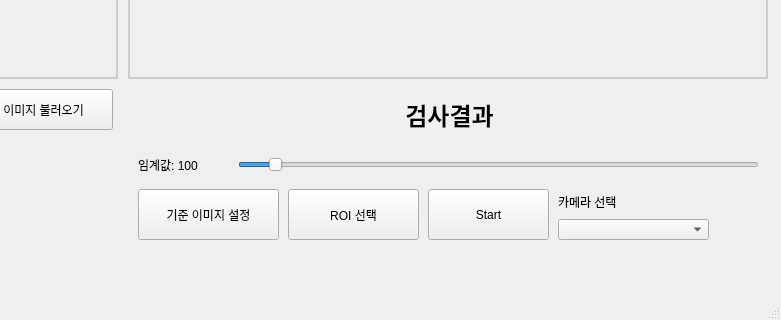
Above: vision_test.ui from hyunsub-shin/vision_test before the change; both pictures show x 532 to 1313 and y 571 to 891 of the 1313 by 891 pixel window. Below: the same form after it.
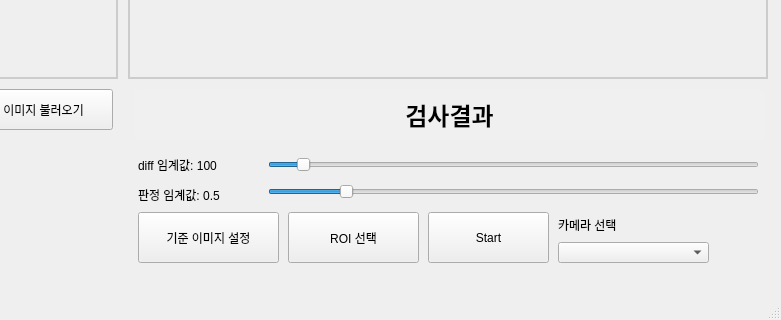
That is the form after the change.

Commit message: diff_thresshold / ng_threshold 조절 슬라이더바 추가

Diff of the .ui file:
```diff
--- a/vision_test.ui
+++ b/vision_test.ui
@@ -56,7 +56,7 @@
     <property name="geometry">
      <rect>
       <x>670</x>
-      <y>760</y>
+      <y>783</y>
       <width>141</width>
       <height>51</height>
      </rect>
@@ -69,7 +69,7 @@
     <property name="geometry">
      <rect>
       <x>820</x>
-      <y>760</y>
+      <y>783</y>
       <width>131</width>
       <height>51</height>
      </rect>
@@ -82,7 +82,7 @@
     <property name="geometry">
      <rect>
       <x>960</x>
-      <y>760</y>
+      <y>783</y>
       <width>121</width>
       <height>51</height>
      </rect>
@@ -120,9 +120,9 @@
    <widget class="QSlider" name="threshold_slider">
     <property name="geometry">
      <rect>
-      <x>770</x>
+      <x>800</x>
       <y>725</y>
-      <width>521</width>
+      <width>491</width>
       <height>22</height>
      </rect>
     </property>
@@ -141,12 +141,12 @@
      <rect>
       <x>670</x>
       <y>720</y>
-      <width>91</width>
+      <width>111</width>
       <height>31</height>
      </rect>
     </property>
     <property name="text">
-     <string>임계값: 100</string>
+     <string>diff 임계값: 100</string>
     </property>
     <property name="alignment">
      <set>Qt::AlignLeading|Qt::AlignLeft|Qt::AlignVCenter</set>
@@ -156,7 +156,7 @@
     <property name="geometry">
      <rect>
       <x>1090</x>
-      <y>790</y>
+      <y>813</y>
       <width>151</width>
       <height>21</height>
      </rect>
@@ -166,7 +166,7 @@
     <property name="geometry">
      <rect>
       <x>1090</x>
-      <y>757</y>
+      <y>780</y>
       <width>91</width>
       <height>31</height>
      </rect>
@@ -204,6 +204,41 @@
      <string>기준 이미지 불러오기 </string>
     </property>
    </widget>
+   <widget class="QLabel" name="ng_threshold_label">
+    <property name="geometry">
+     <rect>
+      <x>670</x>
+      <y>750</y>
+      <width>121</width>
+      <height>31</height>
+     </rect>
+    </property>
+    <property name="text">
+     <string>판정 임계값: 0.5</string>
+    </property>
+    <property name="alignment">
+     <set>Qt::AlignLeading|Qt::AlignLeft|Qt::AlignVCenter</set>
+    </property>
+   </widget>
+   <widget class="QSlider" name="ng_threshold_slider">
+    <property name="geometry">
+     <rect>
+      <x>800</x>
+      <y>752</y>
+      <width>491</width>
+      <height>22</height>
+     </rect>
+    </property>
+    <property name="maximum">
+     <number>100</number>
+    </property>
+    <property name="value">
+     <number>15</number>
+    </property>
+    <property name="orientation">
+     <enum>Qt::Horizontal</enum>
+    </property>
+   </widget>
   </widget>
   <widget class="QMenuBar" name="menubar">
    <property name="geometry">
```
Left out of the diff: 4 changed lines with no effect on the pictures. The commit also changes 3 other files.
